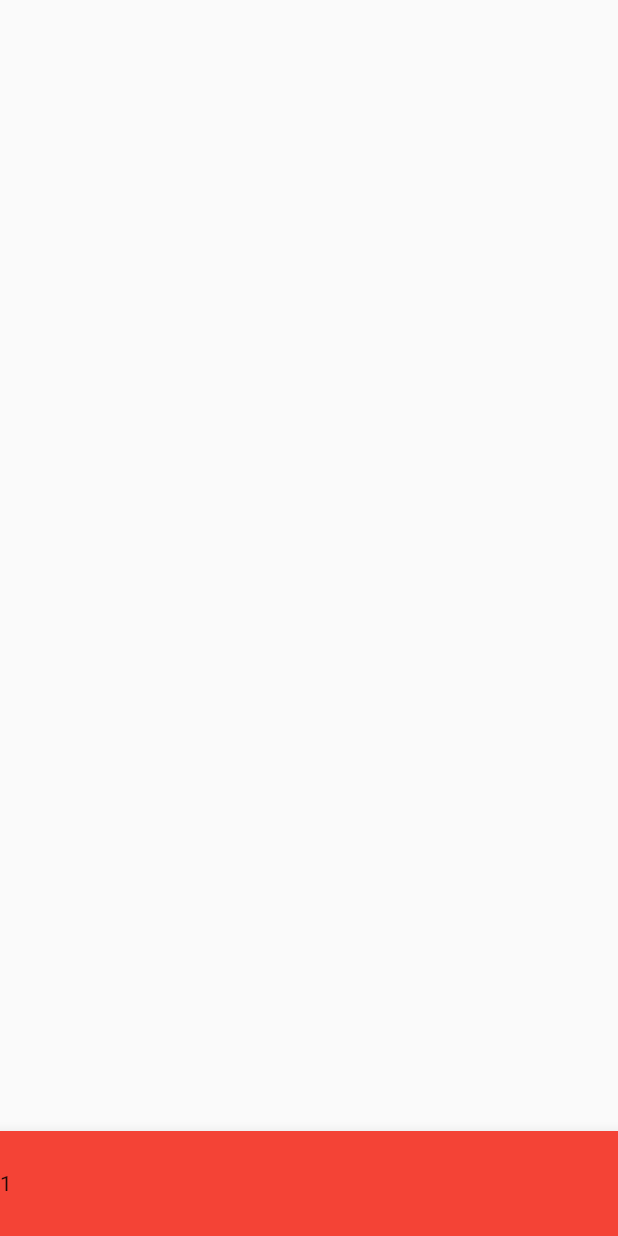
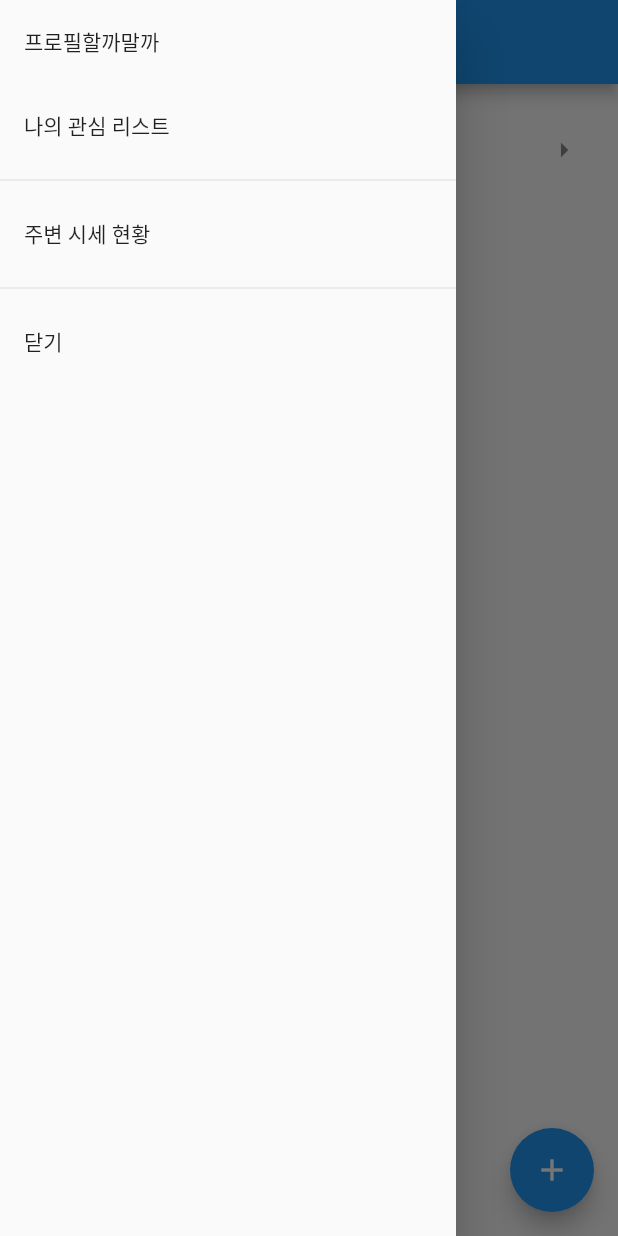
Before and after one commit to DevHyeongJun/real-estate, a Flutter app: the screen it shows after launch, with the side drawer open (before the commit the screen has no drawer), on a phone screen of 412 x 824 dp. Run offline on Flutter 3.47's test engine with Material 2 defaults, Android fonts, the phone set to English and light mode, and no system bars; our stand-ins replace webview_flutter.

Commit message:
1. Route 생성 2. drawer 메뉴 생성 3. 구현에 필요한 개별 wiget 생성~

```diff
--- /dev/null
+++ b/lib/drawer/drawerMenu.dart
@@ -0,0 +1,65 @@
+import 'package:flutter/material.dart';
+
+import '../route/quoteRoute.dart';
+import '../route/watchlistRoute.dart';
+
+//drawer 객체 클래스....그냥 만들어봤다.
+class DrawerMenuObject {
+  final String title;
+  final Function onTap;
+  //set
+  DrawerMenuObject(this.title, this.onTap);
+
+  //get
+  String getTitle() => title;
+  Function getOnTap() => onTap;
+}
+
+/**
+ * drawerMenu 초기 값 셋팅
+ */
+List<DrawerMenuObject> drawerMenuList = <DrawerMenuObject>[
+  DrawerMenuObject("프로필할까말까", (){}),
+  DrawerMenuObject("나의 관심 리스트", (context){
+    Navigator.push(
+      context,
+      MaterialPageRoute(builder: (context) => WatchlistRoute())
+    );
+  }),
+  DrawerMenuObject("주변 시세 현황", (context){
+    Navigator.push(
+      context,
+      MaterialPageRoute(builder: (context) => QuoteRoute())
+    );
+  }),
+  DrawerMenuObject("닫기", (context){ Navigator.pop(context); })
+];
+
+ListTile DrawerMenuTile(BuildContext context, DrawerMenuObject obj){
+  return ListTile(
+    title: Text(obj.getTitle()),
+    onTap: (){obj.onTap(context);}
+  );
+}
+
+class DrawerMenu extends StatelessWidget {
+
+  const DrawerMenu({Key? key}) : super(key: key);
+
+  @override
+  Widget build(BuildContext context) {
+    return Drawer(
+      child: ListView.separated(
+        padding: EdgeInsets.zero,
+        itemCount: drawerMenuList.length,
+        itemBuilder: (BuildContext context, int index) {
+          return DrawerMenuTile(context, drawerMenuList[index]);
+        },
+        separatorBuilder: (context, index) {
+          if (index == 0) return SizedBox.square();
+          return const Divider();
+        },
+      ),
+    );
+  }
+}
--- a/lib/layout/body.dart
+++ /dev/null
@@ -1,24 +0,0 @@
-import 'package:flutter/material.dart';
-
-final IMG_PATH = "images/";
-
-final list = [
-  {
-    'thumbPath' : IMG_PATH + '/KakaoTalk_20220406_015635121.jpg'
-    , 'test1' : '대제목'
-    , 'test2' : '대제목보초'
-    , 'test3' : '중제목'
-    , 'test4' : '소제목'
-  }
-];
-
-class BodyLayout extends StatelessWidget {
-  const BodyLayout({Key? key}) : super(key: key);
-
-  @override
-  Widget build(BuildContext context) {
-    return Container(
-     //   child: ThumbListView()
-    );
-  }
-}
--- a/lib/layout/bottom.dart
+++ /dev/null
@@ -1,21 +0,0 @@
-import 'package:flutter/material.dart';
-
-class BottomLayout extends StatelessWidget {
-  const BottomLayout({Key? key}) : super(key: key);
-
-  @override
-  Widget build(BuildContext context) {
-    return Container(
-      height: 70,
-      child: BottomAppBar(
-        color: Colors.red,
-        child: Row(
-          children: [
-            Text('1'),
-
-          ],
-        ),
-      ),
-    );
-  }
-}
--- a/lib/main.dart
+++ b/lib/main.dart
@@ -1,9 +1,6 @@
 import 'package:flutter/material.dart';
 
-import './layout/top.dart';
-import './layout/body.dart';
-import './layout/bottom.dart';
-import './widget/dialog/confirm.dart';
+import './route/watchlistRoute.dart';
 
 //앱 실행. java main =
 void main() => runApp(
@@ -23,8 +20,8 @@ class _MainAppState extends State<MainApp> {
   @override
   Widget build(BuildContext context) {
     return Scaffold(
-        body : BodyLayout(),
-        bottomNavigationBar: BottomLayout()
+      body : WatchlistRoute()
+        // bottomNavigationBar: BottomLayout()
     );
   }
 }
--- /dev/null
+++ b/lib/route/watchlistRoute.dart
@@ -0,0 +1,34 @@
+import 'package:flutter/material.dart';
+
+import '../widget/ui/list/basic/listView.dart';
+import '../drawer/drawerMenu.dart';
+
+class WatchlistRoute extends StatefulWidget {
+  const WatchlistRoute({Key? key}) : super(key: key);
+
+  @override
+  State<WatchlistRoute> createState() => _WatchlistRouteState();
+}
+
+class _WatchlistRouteState extends State<WatchlistRoute> {
+  var favList = [];
+
+  @override
+  Widget build(BuildContext context) {
+    return Scaffold(
+      appBar: AppBar(
+        title: Text('나의 관심 리스트'),
+        centerTitle: true,
+      ),
+      drawer: DrawerMenu(),
+      body: BasicListView(),
+      floatingActionButton: FloatingActionButton(
+        onPressed: (){
+
+        },
+        child: Icon(Icons.add),
+      ),
+
+    );
+  }
+}
--- /dev/null
+++ b/lib/widget/ui/list/basic/listView.dart
@@ -0,0 +1,25 @@
+import 'package:flutter/material.dart';
+
+import './tile/listTile.dart';
+
+class BasicListView extends StatefulWidget {
+  const BasicListView({Key? key}) : super(key: key);
+
+  @override
+  State<BasicListView> createState() => _BasicListViewState();
+}
+
+class _BasicListViewState extends State<BasicListView> {
+  @override
+  Widget build(BuildContext context) {
+    return ListView.builder(
+      padding: const EdgeInsets.all(8),
+      itemCount: 1,
+      itemBuilder: (BuildContext context, int index) {
+        //if (index == 0) return HeaderTile();
+        return BasicListTileWidget();
+      },
+    );
+
+  }
+}
--- /dev/null
+++ b/lib/widget/ui/list/basic/tile/listTile.dart
@@ -0,0 +1,24 @@
+import 'package:flutter/material.dart';
+
+class BasicListTileWidget extends StatelessWidget {
+  const BasicListTileWidget({Key? key}) : super(key: key);
+
+  @override
+  Widget build(BuildContext context) {
+    return ListTile(
+      //leading: Icon(Icons.abc_outlined),
+      title: Text("대 제목"),
+      subtitle: Text("서브 제목"),
+      trailing:TileIcon()
+    );
+  }
+}
+
+class TileIcon extends StatelessWidget {
+  const TileIcon({Key? key}) : super(key: key);
+
+  @override
+  Widget build(BuildContext context) {
+    return Icon(Icons.arrow_right);
+  }
+}
--- a/pubspec.yaml
+++ b/pubspec.yaml
@@ -27,6 +27,7 @@ environment:
 # the latest version available on pub.dev. To see which dependencies have newer
 # versions available, run `flutter pub outdated`.
 dependencies:
+
   flutter:
     sdk: flutter
 
@@ -34,7 +35,7 @@ dependencies:
   # The following adds the Cupertino Icons font to your application.
   # Use with the CupertinoIcons class for iOS style icons.
   cupertino_icons: ^1.0.2
-
+  webview_flutter: ^3.0.4
 dev_dependencies:
   flutter_test:
     sdk: flutter
```
Also changed, not shown: lib/layout/top.dart (deleted, +0 -7 lines), lib/route/quoteRoute.dart (added, +26 -0 lines), lib/widget/dialog/confirm.dart (+3 -5 lines), lib/widget/map/mainMap.dart (added, +20 -0 lines), pubspec.lock, 1 other file.
